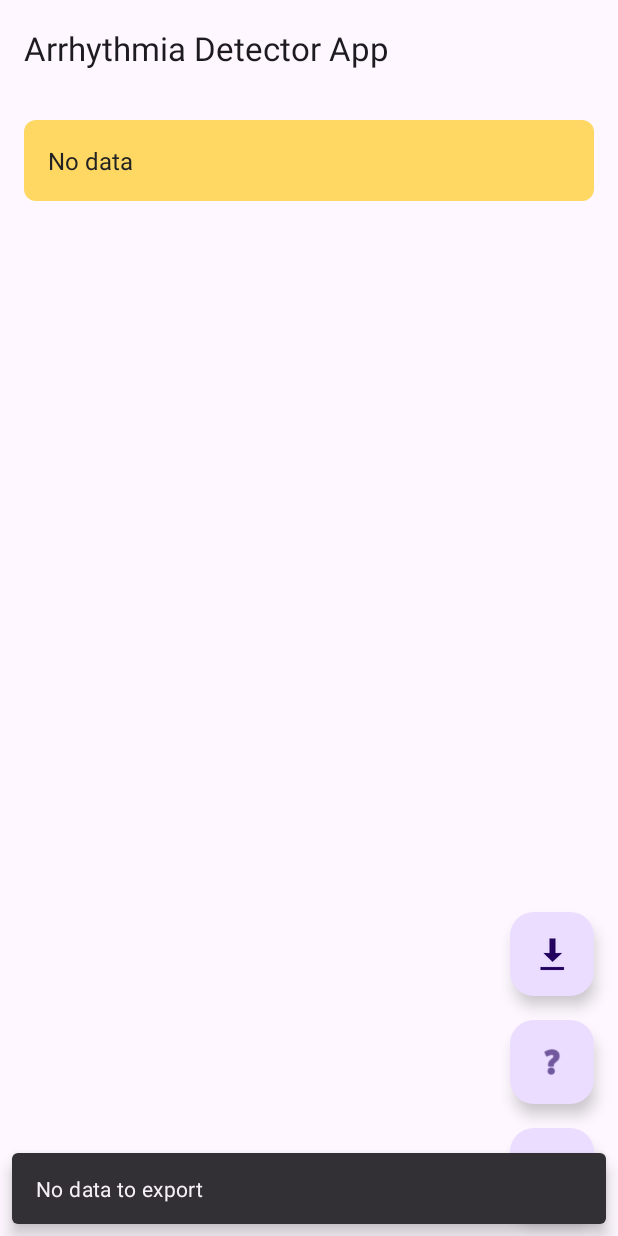
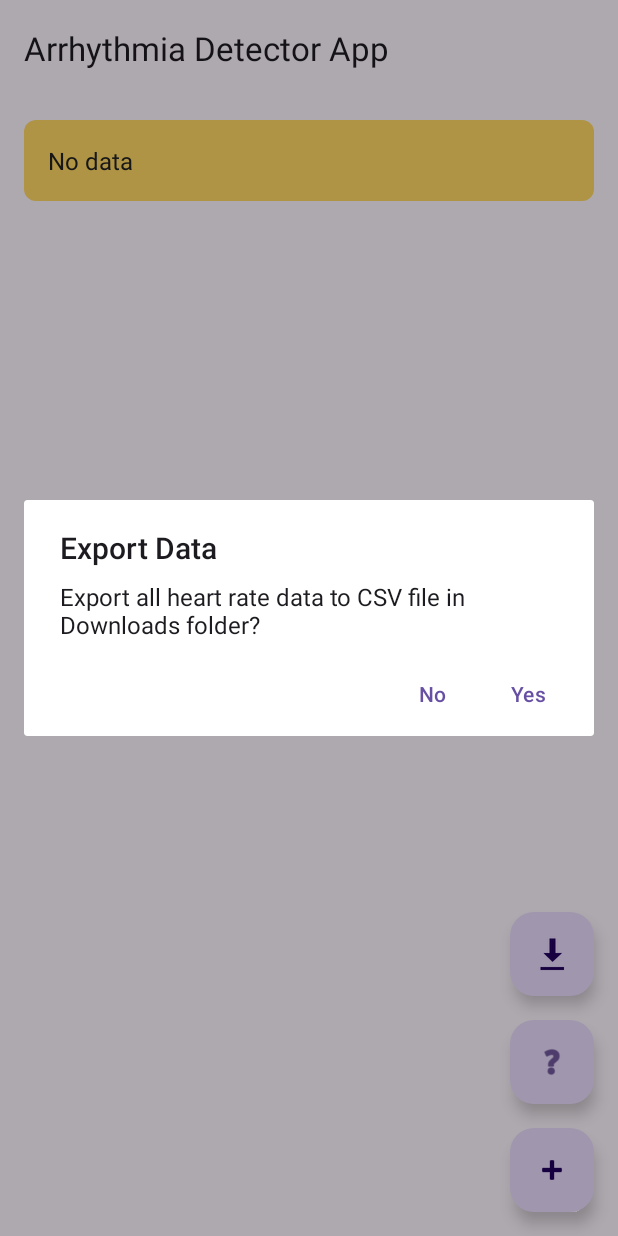
Before and after one commit to mustafadroid2/arrythemiachecker, an Android app: the screen it shows after launch (MainActivity), after a tap on "Export to CSV", on a phone screen of 412 x 824 dp. Run offline under Robolectric (Android 15) with nearby library versions, the light colour scheme and no system bars; our stand-ins replace Room's generated code, navigation-ui; 2 statements that could not run were skipped.

Commit message:
fix csv and refinement

```diff
--- a/app/src/main/java/com/gunadarma/heartratearrhythmiachecker/views/HomeFragment.java
+++ b/app/src/main/java/com/gunadarma/heartratearrhythmiachecker/views/HomeFragment.java
@@ -76,7 +76,15 @@ public class HomeFragment extends Fragment {
 
         // Export CSV floating action button
         binding.fabExportCsv.setOnClickListener(v -> {
-            exportDataToCsv();
+            // Show confirmation dialog before exporting
+            new androidx.appcompat.app.AlertDialog.Builder(requireContext())
+                    .setTitle("Export Data")
+                    .setMessage("Export all heart rate data to CSV file in Downloads folder?")
+                    .setPositiveButton("Yes", (dialog, which) -> {
+                        exportDataToCsv();
+                    })
+                    .setNegativeButton("No", null)
+                    .show();
         });
 
         // How to Use floating action button
@@ -198,37 +206,21 @@ public class HomeFragment extends Fragment {
         SimpleDateFormat dateFormat = new SimpleDateFormat("yyyy-MM-dd HH:mm:ss", Locale.getDefault());
 
         // CSV Header
-        csvBuilder.append("ID,Patient Name,Age,Gender,Address,Created Date,Updated Date,")
-                  .append("Status,Duration (seconds),Heart Rate (BPM),Notes,Heartbeat Count,Heartbeat Timestamps\n");
+        csvBuilder.append("ID,Date,Patient Name,Age,Gender,Address,")
+                  .append("Status,Duration (seconds),Heart Rate (BPM),Notes\n");
 
         // CSV Data rows
         for (com.gunadarma.heartratearrhythmiachecker.model.RecordEntry record : records) {
             csvBuilder.append(escapeCsvValue(String.valueOf(record.getId()))).append(",");
-            csvBuilder.append(escapeCsvValue(record.getPatientName() != null ? record.getPatientName() : "")).append(",");
+            csvBuilder.append(escapeCsvValue(dateFormat.format(new Date(record.getCreateAt())))).append(",");
+            csvBuilder.append(escapeCsvValue(record.getPatientName() != null ? record.getPatientName() : "unnamed")).append(",");
             csvBuilder.append(escapeCsvValue(record.getAge() != null ? record.getAge().toString() : "")).append(",");
             csvBuilder.append(escapeCsvValue(record.getGender() != null ? record.getGender() : "")).append(",");
-            csvBuilder.append(escapeCsvValue(record.getAddress() != null ? record.getAddress() : "")).append(",");
-            csvBuilder.append(escapeCsvValue(dateFormat.format(new Date(record.getCreateAt())))).append(",");
-            csvBuilder.append(escapeCsvValue(dateFormat.format(new Date(record.getUpdatedAt())))).append(",");
+            csvBuilder.append(escapeCsvValue(record.getAddress() != null ? record.getAddress() : "-")).append(",");
             csvBuilder.append(escapeCsvValue(record.getStatus() != null ? record.getStatus().getValue() : "")).append(",");
             csvBuilder.append(escapeCsvValue(String.valueOf(record.getDuration()))).append(",");
             csvBuilder.append(escapeCsvValue(String.valueOf(record.getBeatsPerMinute()))).append(",");
-            csvBuilder.append(escapeCsvValue(record.getNotes() != null ? record.getNotes() : "")).append(",");
-
-            // Handle heartbeats list
-            if (record.getHeartbeats() != null && !record.getHeartbeats().isEmpty()) {
-                csvBuilder.append(escapeCsvValue(String.valueOf(record.getHeartbeats().size()))).append(",");
-                // Convert heartbeat timestamps to space-separated string
-                StringBuilder heartbeatsStr = new StringBuilder();
-                for (int i = 0; i < record.getHeartbeats().size(); i++) {
-                    if (i > 0) heartbeatsStr.append(" ");
-                    heartbeatsStr.append(record.getHeartbeats().get(i));
-                }
-                csvBuilder.append(escapeCsvValue(heartbeatsStr.toString()));
-            } else {
-                csvBuilder.append("0,");
-                csvBuilder.append("");
-            }
+            csvBuilder.append(escapeCsvValue(record.getNotes() != null ? record.getNotes() : "")).append("");
 
             csvBuilder.append("\n");
         }
--- a/app/src/main/res/layout/fragment_home.xml
+++ b/app/src/main/res/layout/fragment_home.xml
@@ -184,6 +184,62 @@
                     android:textSize="14sp"
                     android:textColor="?android:attr/textColorPrimary" />
             </LinearLayout>
+
+            <!-- File Locations Section -->
+            <TextView
+                android:layout_width="match_parent"
+                android:layout_height="wrap_content"
+                android:layout_marginTop="16dp"
+                android:text="File Locations:"
+                android:textSize="14sp"
+                android:textStyle="bold"
+                android:textColor="?android:attr/textColorSecondary" />
+
+            <!-- Video Files Location -->
+            <LinearLayout
+                android:layout_width="match_parent"
+                android:layout_height="wrap_content"
+                android:layout_marginTop="8dp"
+                android:orientation="horizontal">
+
+                <TextView
+                    android:layout_width="wrap_content"
+                    android:layout_height="wrap_content"
+                    android:text="📹 "
+                    android:textSize="14sp" />
+
+                <TextView
+                    android:layout_width="0dp"
+                    android:layout_height="wrap_content"
+                    android:layout_weight="1"
+                    android:text="Videos: /Android/data/com.gunadarma.heartratearrhythmiachecker/files/ArrhythmiaData/[ID]/original.mp4 &amp; final.mp4"
+                    android:textSize="12sp"
+                    android:textColor="?android:attr/textColorPrimary"
+                    android:fontFamily="monospace" />
+            </LinearLayout>
+
+            <!-- CSV Export Location -->
+            <LinearLayout
+                android:layout_width="match_parent"
+                android:layout_height="wrap_content"
+                android:layout_marginTop="8dp"
+                android:orientation="horizontal">
+
+                <TextView
+                    android:layout_width="wrap_content"
+                    android:layout_height="wrap_content"
+                    android:text="📊 "
+                    android:textSize="14sp" />
+
+                <TextView
+                    android:layout_width="0dp"
+                    android:layout_height="wrap_content"
+                    android:layout_weight="1"
+                    android:text="CSV exports: /Download/HeartRateData_[timestamp].csv"
+                    android:textSize="12sp"
+                    android:textColor="?android:attr/textColorPrimary"
+                    android:fontFamily="monospace" />
+            </LinearLayout>
         </LinearLayout>
     </androidx.cardview.widget.CardView>
 
```
Also changed, not shown: app/src/main/java/com/gunadarma/heartratearrhythmiachecker/views/DetailFragment.java (+14 -9 lines), app/src/main/res/layout/fragment_detail.xml (+7 -17 lines), 1 other file.
